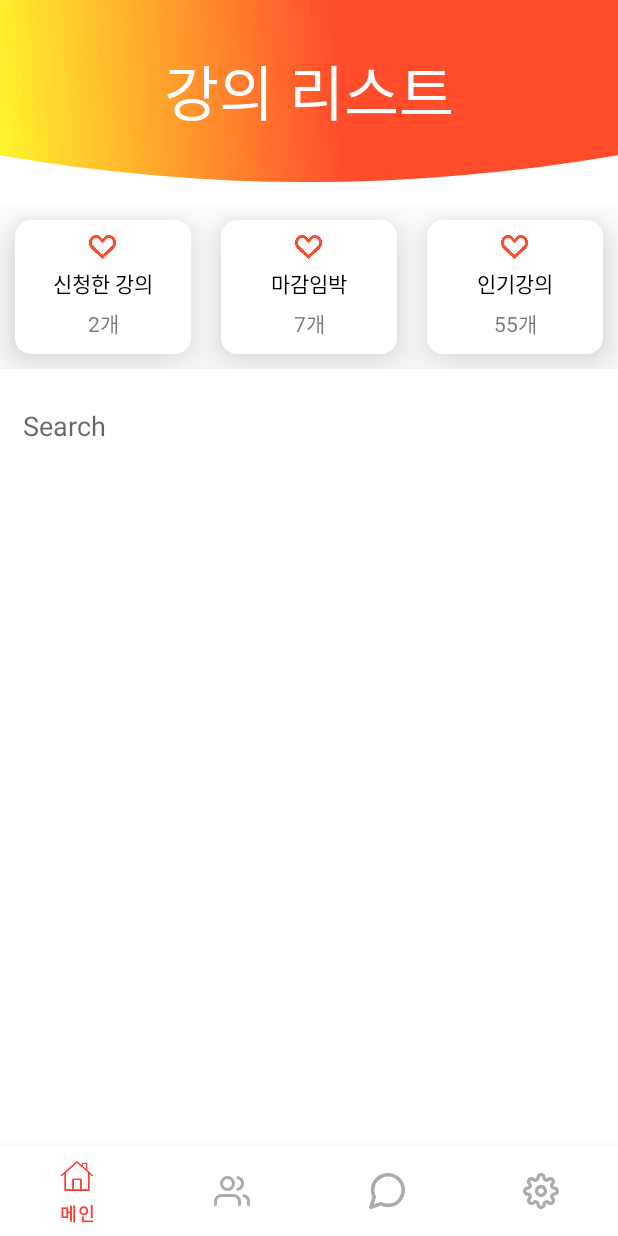
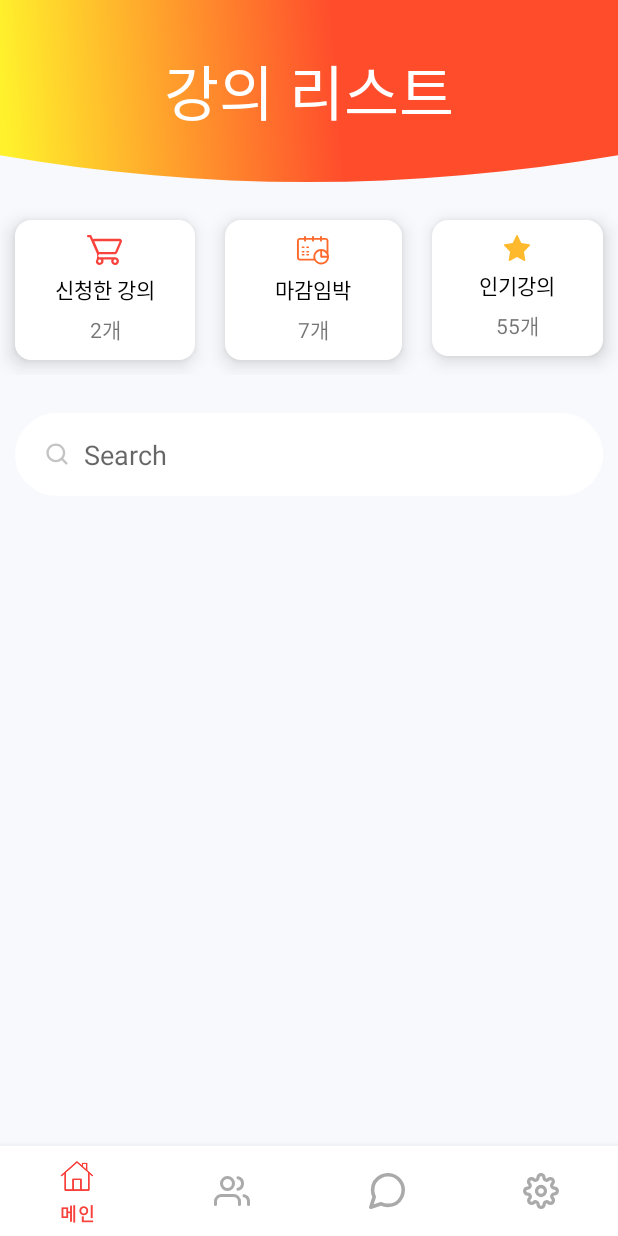
Before and after one commit to Leewongi0731/DataCompetition_ExercisePharmacist, an Android app: the fragment MatchingFragment placed in its activity, on a phone screen of 412 x 824 dp. Run offline under Robolectric (Android 15) with nearby library versions, the phone set to English and light mode, and no system bars.

Commit message:
modify matching fragment xml

```diff
--- a/app/src/main/res/layout/matching_page.xml
+++ b/app/src/main/res/layout/matching_page.xml
@@ -3,6 +3,7 @@
     android:layout_width="match_parent"
     android:layout_height="match_parent"
     android:orientation="vertical"
+    android:background="@color/backgroundGray"
     >
 
     <TextView
@@ -14,29 +15,28 @@
         android:textColor="@color/white"
         android:background="@drawable/ic_home_background_small" />
 
-
     <LinearLayout
         android:layout_width="match_parent"
         android:layout_height="wrap_content"
         android:orientation="horizontal"
         android:layout_marginTop="15dp"
-        >
+        android:weightSum="3">
 
         <LinearLayout
-            android:layout_width="0dp"
+            android:layout_width="wrap_content"
             android:layout_height="wrap_content"
             android:layout_weight="1"
             android:orientation="vertical"
             android:layout_margin="10dp"
             android:background="@drawable/border_small"
-            android:elevation="20dp"
+            android:elevation="8dp"
             >
 
             <ImageView
                 android:layout_width="wrap_content"
                 android:layout_height="wrap_content"
                 android:layout_marginTop="10dp"
-                android:src="@drawable/ic_main_icon"
+                android:src="@drawable/ic_shopping"
                 android:elevation="20dp"
                 android:layout_gravity="center"
                 />
@@ -59,23 +59,21 @@
                 />
         </LinearLayout>
 
-
-
         <LinearLayout
-            android:layout_width="0dp"
+            android:layout_width="wrap_content"
             android:layout_height="wrap_content"
             android:layout_weight="1"
             android:orientation="vertical"
             android:layout_margin="10dp"
             android:background="@drawable/border_small"
-            android:elevation="20dp"
+            android:elevation="8dp"
             >
 
             <ImageView
                 android:layout_width="wrap_content"
                 android:layout_height="wrap_content"
                 android:layout_marginTop="10dp"
-                android:src="@drawable/ic_main_icon"
+                android:src="@drawable/ic_calendar"
                 android:elevation="20dp"
                 android:layout_gravity="center"
                 />
@@ -98,23 +96,21 @@
                 />
         </LinearLayout>
 
-
-
         <LinearLayout
-            android:layout_width="0dp"
+            android:layout_width="wrap_content"
             android:layout_height="wrap_content"
             android:layout_weight="1"
             android:orientation="vertical"
             android:layout_margin="10dp"
             android:background="@drawable/border_small"
-            android:elevation="20dp"
+            android:elevation="8dp"
             >
 
             <ImageView
                 android:layout_width="wrap_content"
                 android:layout_height="wrap_content"
                 android:layout_marginTop="10dp"
-                android:src="@drawable/ic_main_icon"
+                android:src="@drawable/ic_star_color"
                 android:elevation="20dp"
                 android:layout_gravity="center"
                 />
@@ -138,27 +134,45 @@
         </LinearLayout>
     </LinearLayout>
 
-    <EditText
-        android:id="@+id/matchingEditText"
+    <LinearLayout
         android:layout_width="match_parent"
         android:layout_height="wrap_content"
+        android:orientation="horizontal"
+        android:layout_marginLeft="10dp"
+        android:layout_marginRight="10dp"
         android:layout_marginTop="25dp"
-        android:layout_marginLeft="15dp"
-        android:layout_marginRight="15dp"
-        android:hint="Search"
-        android:background="@drawable/border_small"
-    />
+        android:paddingTop="15dp"
+        android:paddingBottom="15dp"
+        android:background="@drawable/border"
+        android:gravity="center">
 
+        <ImageView
+            android:layout_width="wrap_content"
+            android:layout_height="wrap_content"
+            android:src="@drawable/ic_search"
+            android:layout_marginLeft="20dp"
+            android:layout_marginRight="10dp"
+            />
+
+        <EditText
+            android:id="@+id/matchingEditText"
+            android:layout_width="match_parent"
+            android:layout_height="wrap_content"
+            android:hint="Search"
+            android:background="@drawable/border_small"
+            />
+
+    </LinearLayout>
 
     <androidx.recyclerview.widget.RecyclerView
         android:id="@+id/matchingRecyclerView"
         android:layout_width="match_parent"
         android:layout_height="match_parent"
-        android:layout_margin="20dp"
+        android:layout_marginTop="25dp"
+        android:layout_marginBottom="25dp"
+        android:layout_marginLeft="10dp"
+        android:layout_marginRight="10dp"
         android:scrollbars="vertical"
-        android:background="@drawable/border"
         />
 
-
-
 </LinearLayout>
--- a/app/src/main/res/values/colors.xml
+++ b/app/src/main/res/values/colors.xml
@@ -7,6 +7,7 @@
     <color name="teal_700">#FF018786</color>
     <color name="black">#FF000000</color>
     <color name="white">#FFFFFFFF</color>
+    <color name="backgroundGray">#F7F9FC</color>
 
     <color name="custom_red">#FF4D2C</color>
     <color name="custom_orange">#FF902C</color>
```
Also changed, not shown: 1 other file.
